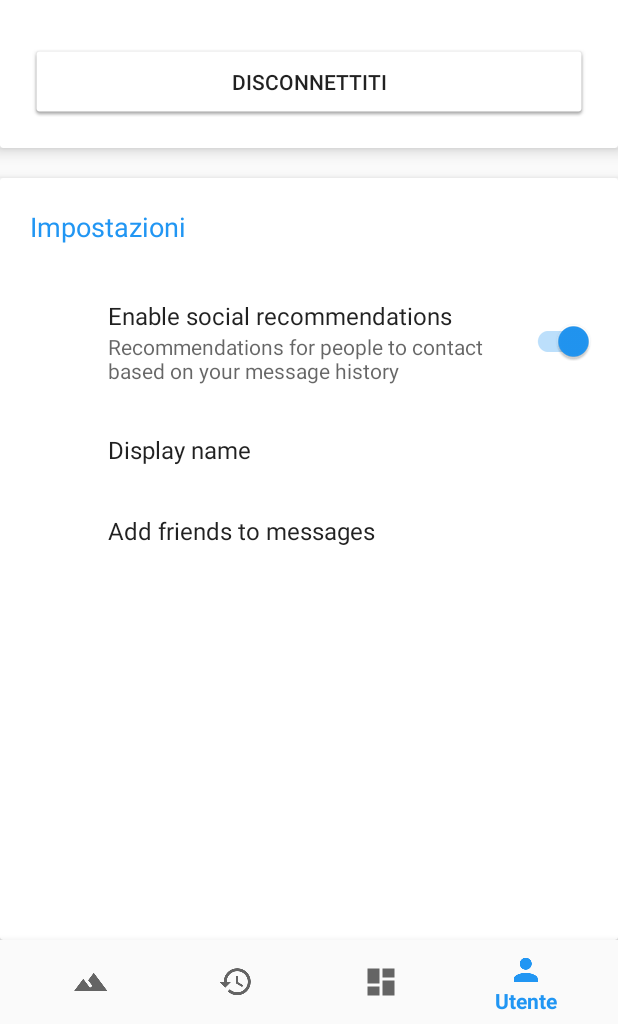
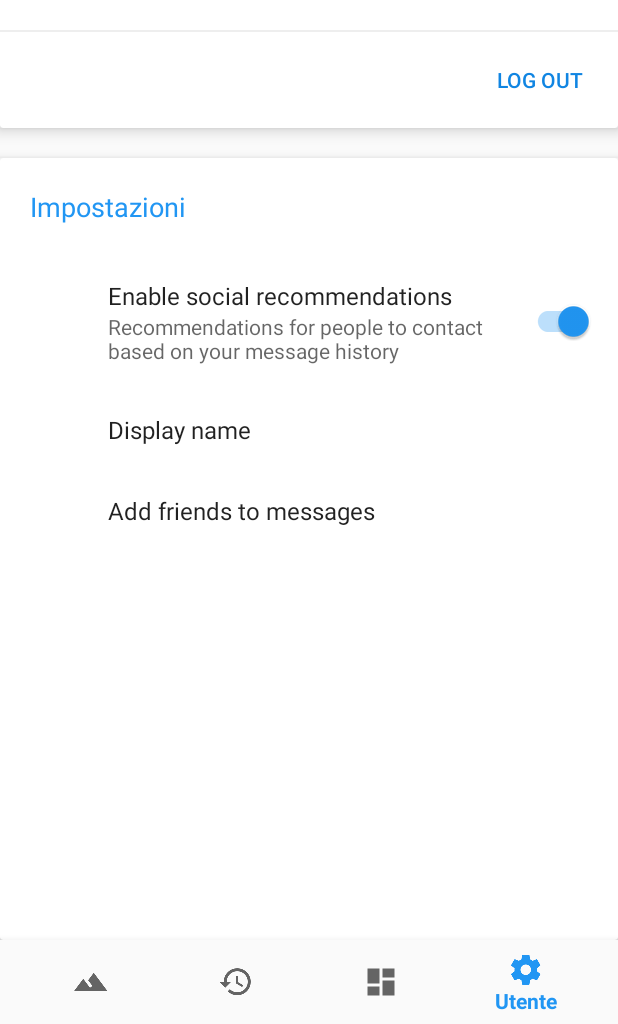
Before and after one commit to simoberny/Howsthere, an Android app: the fragment FeedFragment placed in its activity, item 4 of the bottom bar chosen, on a phone screen of 412 x 824 dp, the part 212-1236 px from its top. Run offline under Robolectric (Android 15) with nearby library versions, the phone set to English and light mode, and no system bars; our stand-ins replace Firebase (no records; nobody signed in at launch, a user with empty details on screens opened directly), Picasso, androidx.preference; libraries missing offline, so code that uses them is left out: com.firebase.ui, com.twitter.sdk, com.vansuita.pickimage, jp.wasabeef.picasso; pictures from the network do not load; 6 statements that could not run were skipped.

Commit message:
- Feed instagram funzionante

```diff
--- a/app/src/main/java/it/unitn/simob/howsthere/Fragment/FeedFragment.java
+++ b/app/src/main/java/it/unitn/simob/howsthere/Fragment/FeedFragment.java
@@ -4,7 +4,6 @@ package it.unitn.simob.howsthere.Fragment;
 import android.content.Intent;
 import android.graphics.Bitmap;
 import android.os.Bundle;
-import android.provider.MediaStore;
 import android.support.design.widget.FloatingActionButton;
 import android.support.v4.app.Fragment;
 import android.support.v7.widget.DefaultItemAnimator;
@@ -13,31 +12,44 @@ import android.support.v7.widget.RecyclerView;
 import android.view.LayoutInflater;
 import android.view.View;
 import android.view.ViewGroup;
-import android.widget.ImageView;
 
 import com.google.firebase.auth.FirebaseAuth;
 import com.google.firebase.auth.FirebaseUser;
+import com.google.firebase.database.ChildEventListener;
+import com.google.firebase.database.DataSnapshot;
+import com.google.firebase.database.DatabaseError;
+import com.google.firebase.database.DatabaseReference;
+import com.google.firebase.database.FirebaseDatabase;
+import com.vansuita.pickimage.bean.PickResult;
+import com.vansuita.pickimage.bundle.PickSetup;
+import com.vansuita.pickimage.dialog.PickImageDialog;
+import com.vansuita.pickimage.enums.EPickType;
+import com.vansuita.pickimage.listeners.IPickCancel;
+import com.vansuita.pickimage.listeners.IPickResult;
 
+import java.io.ByteArrayOutputStream;
 import java.util.ArrayList;
+import java.util.Collections;
+import java.util.Date;
 import java.util.List;
 
 import it.unitn.simob.howsthere.Adapter.FeedAdapter;
 import it.unitn.simob.howsthere.Oggetti.Feed;
+import it.unitn.simob.howsthere.PostFeed;
 import it.unitn.simob.howsthere.R;
 
 public class FeedFragment extends Fragment {
-
     private RecyclerView recyclerView;
     private RecyclerView.LayoutManager mLayoutManager;
     private FeedAdapter adapter;
     private List<Feed> feedList;
     private FirebaseAuth mAuth;
-    private ImageView im;
 
     static final int REQUEST_IMAGE_CAPTURE = 25;
+    FirebaseDatabase database;
+    DatabaseReference feed;
 
-    public FeedFragment() {
-    }
+    public FeedFragment() { }
 
     public static FeedFragment newInstance() {
         FeedFragment fragment = new FeedFragment();
@@ -47,6 +59,7 @@ public class FeedFragment extends Fragment {
     @Override
     public void onCreate(Bundle savedInstanceState) {
         super.onCreate(savedInstanceState);
+        database = FirebaseDatabase.getInstance();
     }
 
     @Override
@@ -57,13 +70,28 @@ public class FeedFragment extends Fragment {
         mAuth = FirebaseAuth.getInstance();
         FirebaseUser currentUser = mAuth.getCurrentUser();
 
-        im = (ImageView) view.findViewById(R.id.photo);
+        feedList = new ArrayList<Feed>();
 
         FloatingActionButton add_feed = view.findViewById(R.id.add_feed);
         add_feed.setOnClickListener(new View.OnClickListener() {
             @Override
             public void onClick(View view) {
-                dispatchTakePictureIntent();
+                PickImageDialog.build(new PickSetup().setPickTypes(EPickType.GALLERY, EPickType.CAMERA).setGalleryIcon(R.mipmap.gallery_colored).setCameraIcon(R.mipmap.camera_colored))
+                        .setOnPickResult(new IPickResult() {
+                            @Override
+                            public void onPickResult(PickResult r) {
+                                Intent i = new Intent(getContext(), PostFeed.class);
+                                Bitmap bitmap = r.getBitmap();
+                                ByteArrayOutputStream bs = new ByteArrayOutputStream();
+                                bitmap.compress(Bitmap.CompressFormat.JPEG, 50, bs);
+                                i.putExtra("photo", bs.toByteArray());
+                                startActivityForResult(i, 15);
+                            }
+                        })
+                        .setOnPickCancel(new IPickCancel() {
+                            @Override
+                            public void onCancelClick() { }
+                        }).show(getActivity().getSupportFragmentManager());
             }
         });
 
@@ -73,7 +101,31 @@ public class FeedFragment extends Fragment {
             add_feed.setVisibility(View.VISIBLE);
         }
 
-        feedList = new ArrayList<>(); //Inizializzazione lista dei feed
+        feed = database.getReference("feeds");
+        ChildEventListener childEventListener = new ChildEventListener() {
+            @Override
+            public void onChildAdded(DataSnapshot dataSnapshot, String previousChildName) {
+                feedList.add(dataSnapshot.getValue(Feed.class));
+                adapter.notifyDataSetChanged();
+            }
+
+            @Override
+            public void onChildChanged(DataSnapshot dataSnapshot, String previousChildName) { }
+
+            @Override
+            public void onChildRemoved(DataSnapshot dataSnapshot) {
+                feedList.remove(dataSnapshot.getValue(Feed.class));
+            }
+
+            @Override
+            public void onChildMoved(DataSnapshot dataSnapshot, String previousChildName) { }
+
+            @Override
+            public void onCancelled(DatabaseError databaseError) { }
+        };
+
+        feed.addChildEventListener(childEventListener);
+
         adapter = new FeedAdapter(getActivity(), feedList); //Inizializzazione adapter per la lista
 
         mLayoutManager = new LinearLayoutManager(getActivity());
@@ -82,52 +134,19 @@ public class FeedFragment extends Fragment {
         recyclerView.setItemAnimator(new DefaultItemAnimator());
         recyclerView.setAdapter(adapter);
 
-        //Oggetti statici caricati nella feed
-        Feed feed = new Feed("Simone Bernabè",
-                "Metro Manila, Philippines",
-                "https://campingselection-528047.c.cdn77.org/media/default/images/en-us/editorial-area/region-trentino.jpg",
-                "3 DAYS AGO");
-        feedList.add(0, feed);
-
-        feed = new Feed("Matteo Dal Ponte",
-                "Metro Manila, Philippines",
-                "https://www.boscolo.com/it/viaggi/files/it_viaggi/styles/bootstrap_header/public/trentino-alto-adige-testata.jpg?itok=OEva-6rR",
-                "1 DAY AGO");
-        feedList.add(0, feed);
-
-        feed = new Feed("Andrea Filippi",
-                "Metro Manila, Philippines",
-                "https://c1.staticflickr.com/5/4297/35852716531_e9f57be43b_b.jpg",
-                "10 HOURS AGO");
-        feedList.add(0, feed);
-
-        feed = new Feed("Marco Rossi",
-                "Metro Manila, Philippines",
-                "https://media.istockphoto.com/photos/sun-at-the-sky-with-copy-space-picture-id155366999?k=6&m=155366999&s=612x612&w=0&h=EFpmVaOq8RHHN5q1fq1qHDhn_V_YS2Ex_Z7UDD2efEs=",
-                "26 MINUTES AGO");
-        feedList.add(0, feed);
-
-        //Dico all'adattatore che sono stati aggiunti degli elementi
-        adapter.notifyDataSetChanged();
-
+        adapter.notifyDataSetChanged(); //Dico all'adattatore che sono stati aggiunti degli elementi
         return view;
-    }
-
-
-    private void dispatchTakePictureIntent(){
-        Intent takePictureIntent = new Intent(MediaStore.ACTION_IMAGE_CAPTURE);
-        if (takePictureIntent.resolveActivity(getActivity().getPackageManager()) != null) {
-            startActivityForResult(takePictureIntent, REQUEST_IMAGE_CAPTURE);
-        }
     }
 
     @Override
     public void onActivityResult(int requestCode, int resultCode, Intent data) {
-        if (requestCode == 25 && resultCode == getActivity().RESULT_OK) { //PHOTO Return
+        if (requestCode == 15 && resultCode == getActivity().RESULT_OK) { //PHOTO Return
             Bundle extras = data.getExtras();
-            Bitmap imageBitmap = (Bitmap) extras.get("data");
-            im.setImageBitmap(imageBitmap);
+            String uri = (String) extras.get("uri");
+
+            Feed ne = new Feed(mAuth.getCurrentUser().getDisplayName(), "A caso", uri , new Date().toString());
+            DatabaseReference newPostRef = feed.push();
+            newPostRef.setValue(ne);
         }
     }
-
 }
--- a/app/src/main/java/it/unitn/simob/howsthere/Fragment/LoggedFragment.java
+++ b/app/src/main/java/it/unitn/simob/howsthere/Fragment/LoggedFragment.java
@@ -50,7 +50,16 @@ public class LoggedFragment extends Fragment {
         FirebaseUser currentUser = mAuth.getCurrentUser();
 
         TextView tx = view.findViewById(R.id.nome);
-        tx.setText(currentUser.getDisplayName());
+        TextView em = view.findViewById(R.id.email);
+
+        String nome_cap = "";
+        if(currentUser.getDisplayName().length() > 0){
+            nome_cap = toTitleCase(currentUser.getDisplayName());
+        }
+
+        tx.setText(nome_cap);
+        em.setText(currentUser.getEmail());
+
         ImageView avatar = view.findViewById(R.id.avatar);
         Picasso.get().load(currentUser.getPhotoUrl()).transform(new CropCircleTransformation()).into(avatar);
 
@@ -88,4 +97,15 @@ public class LoggedFragment extends Fragment {
         }
         return bm;
     }
+
+    public static String toTitleCase(String givenString) {
+        String[] arr = givenString.split(" ");
+        StringBuffer sb = new StringBuffer();
+
+        for (int i = 0; i < arr.length; i++) {
+            sb.append(Character.toUpperCase(arr[i].charAt(0)))
+                    .append(arr[i].substring(1)).append(" ");
+        }
+        return sb.toString().trim();
+    }
 }
--- a/app/src/main/java/it/unitn/simob/howsthere/Oggetti/Feed.java
+++ b/app/src/main/java/it/unitn/simob/howsthere/Oggetti/Feed.java
@@ -9,6 +9,8 @@ package it.unitn.simob.howsthere.Oggetti;
  */
 public class Feed {
     private String name, location, imageUrl, timeStamp;
+
+    public Feed(){}
 
     public Feed(String name, String location, String imageUrl, String timeStamp) {
         this.name = name;
--- a/app/src/main/res/layout/fragment_logged.xml
+++ b/app/src/main/res/layout/fragment_logged.xml
@@ -18,14 +18,13 @@
             android:layout_width="match_parent"
             android:layout_height="wrap_content"
             android:clipChildren="false"
-            android:orientation="vertical"
-            android:padding="20dp">
+            android:orientation="vertical">
 
             <TableLayout
                 android:layout_width="match_parent"
                 android:layout_height="wrap_content"
-                android:clipChildren="false"
-                android:paddingBottom="30dp">
+                android:layout_margin="20dp"
+                android:clipChildren="false">
 
                 <TableRow
                     android:layout_width="match_parent"
@@ -35,28 +34,53 @@
                         android:id="@+id/avatar"
                         android:layout_width="65dp"
                         android:layout_height="65dp"
-                        android:layout_marginRight="10dp"
+                        android:layout_marginRight="15dp"
                         android:background="@drawable/account_image"
                         android:src="@mipmap/ic_launcher_round" />
 
+                    <LinearLayout
+                        android:layout_width="match_parent"
+                        android:layout_height="match_parent"
+                        android:orientation="vertical">
+
                         <TextView
                             android:id="@+id/nome"
-                        android:layout_width="wrap_content"
-                        android:layout_height="match_parent"
+                            android:layout_width="match_parent"
+                            android:layout_height="wrap_content"
                             android:layout_marginLeft="10dp"
                             android:gravity="center_vertical"
                             android:textSize="24sp" />
+
+                        <TextView
+                            android:id="@+id/email"
+                            android:layout_width="match_parent"
+                            android:layout_height="wrap_content"
+                            android:layout_marginLeft="10dp" />
+                    </LinearLayout>
                 </TableRow>
             </TableLayout>
 
+            <View
+                android:layout_width="match_parent"
+                android:layout_height="1dp"
+                android:background="@color/buttongrey" />
+
+
+            <RelativeLayout
+                android:layout_width="match_parent"
+                android:layout_height="match_parent">
+
                 <Button
                     android:id="@+id/signout"
-                android:layout_width="match_parent"
+                    style="@style/Base.Widget.AppCompat.Button.Borderless.Colored"
+                    android:layout_width="wrap_content"
                     android:layout_height="wrap_content"
-                android:background="@drawable/common_google_signin_btn_icon_light_normal_background"
-                android:clipToPadding="false"
-                android:fitsSystemWindows="false"
-                android:text="Disconnettiti" />
+                    android:layout_alignParentEnd="true"
+                    android:layout_margin="8dp"
+                    android:padding="0dp"
+                    android:text="Log Out"
+                    android:textColor="@color/colorPrimaryDark" />
+            </RelativeLayout>
 
         </LinearLayout>
     </android.support.v7.widget.CardView>
--- a/app/src/main/res/menu/navigation.xml
+++ b/app/src/main/res/menu/navigation.xml
@@ -17,7 +17,7 @@
         android:title="@string/title_feed" />
     <item
         android:id="@+id/navigation_user"
-        android:icon="@drawable/ic_person_black_24dp"
+        android:icon="@drawable/ic_settings_black_24dp"
         android:title="@string/title_user" />
 
 </menu>
--- a/app/src/main/res/values/colors.xml
+++ b/app/src/main/res/values/colors.xml
@@ -5,7 +5,7 @@
     <color name="colorAccent">#2196F3</color>
     <color name="traslucentmaps">#80222222</color>
     <color name="pale_green">#6bf3ad</color>
-    <color name="buttongrey">#eee</color>
+    <color name="buttongrey">#eeeeee</color>
 
     <color name="material_green_50">#E8F5E9</color>
     <color name="material_green_500">#4CAF50</color>
--- a/app/src/main/res/values/strings.xml
+++ b/app/src/main/res/values/strings.xml
@@ -12,6 +12,7 @@
     <!-- TODO: Remove or change this placeholder text -->
     <string name="hello_blank_fragment">Prova fragment per il calcolo sole</string>
     <string name="title_activity_data">Data</string>
+    <string name="title_activity_add_feed">Aggiungi feed</string>
     <string name="title_activity_registration">Registration</string>
 
     <string name="twitter_consumer_key" translatable="false">YczMt2TxjS8H0JSa0z7xN3TOX</string>
```
Also changed, not shown: app/build.gradle (+13 -10 lines), app/src/main/AndroidManifest.xml (+21 -5 lines), app/src/main/java/it/unitn/simob/howsthere/PostFeed.java (added, +138 -0 lines), app/src/main/res/drawable/black_transp_circ_ripple.xml (added, +25 -0 lines), app/src/main/res/layout/activity_post_feed.xml (added, +56 -0 lines), app/src/main/res/layout/fragment_feed.xml (+1 -6 lines), app/src/main/res/layout/fragment_un_logged.xml (+22 -9 lines), app/src/main/res/mipmap-xxhdpi/ic_rotate_right_white_24dp.png (added), 2 other files. Lines whose indentation alone changed are shown as unchanged.
